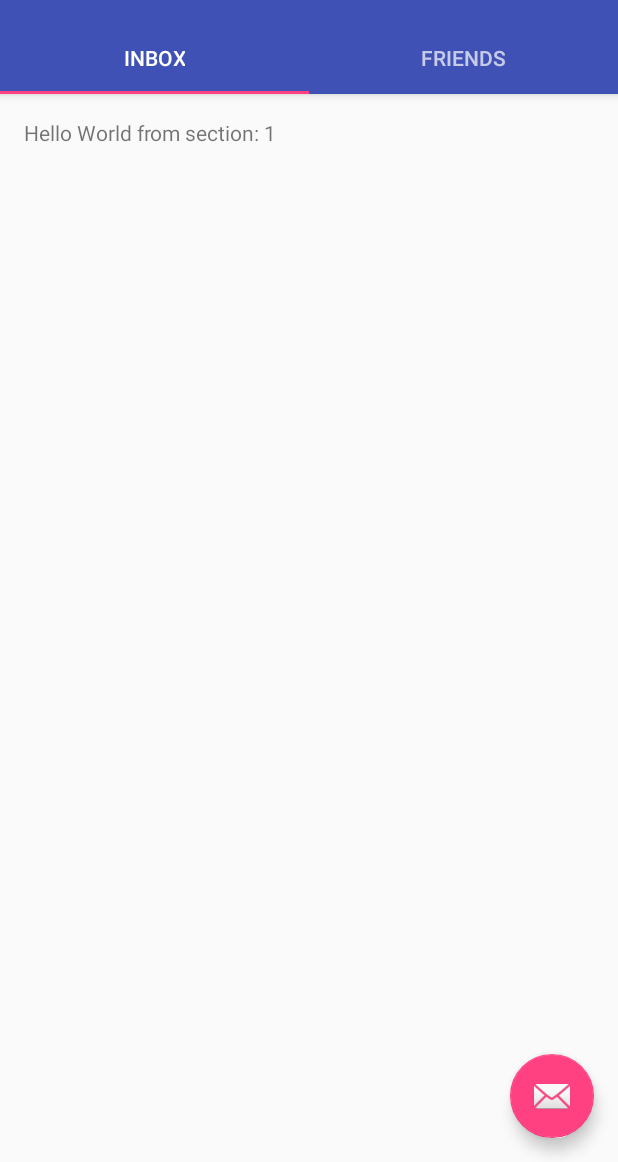
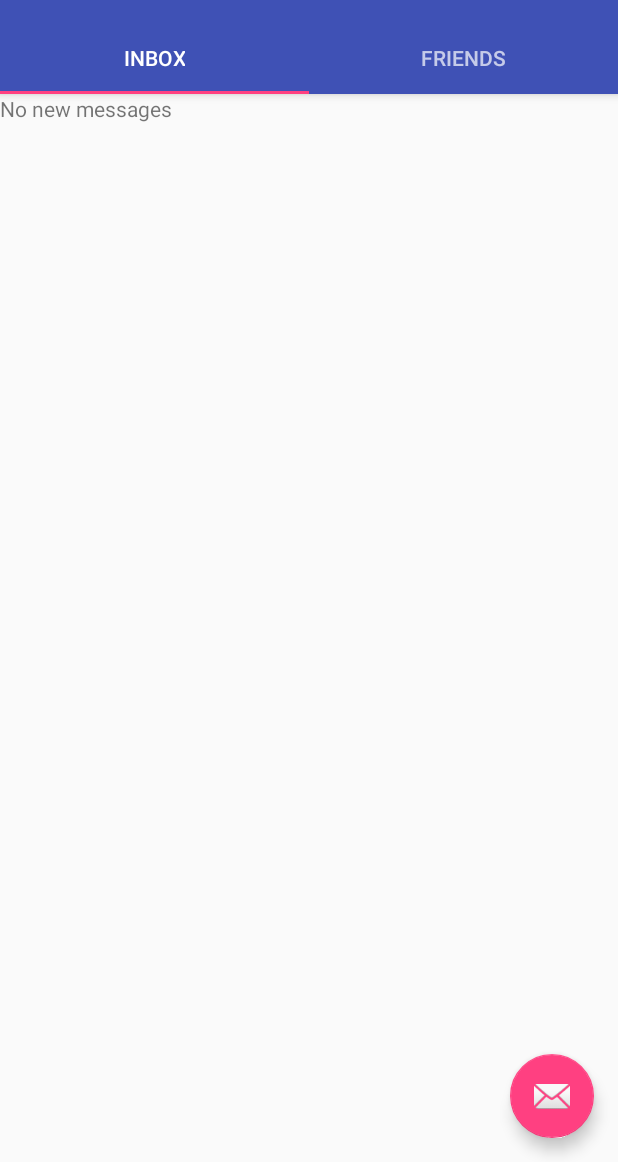
Before and after one commit to AubbsDev21/Hornet, an Android app: the screen it shows after launch (MainActivity), on a phone screen of 412 x 824 dp, the part 74-1236 px from its top. Run offline under Robolectric (Android 15) with nearby library versions, the phone set to English and light mode, and no system bars; libraries missing offline, so code that uses them is left out: com.parse; 13 statements that could not run were skipped.

Commit message:
added an edit friends class and layout also added things to the strings.xml

```diff
--- a/app/src/main/AndroidManifest.xml
+++ b/app/src/main/AndroidManifest.xml
@@ -36,6 +36,7 @@
             android:name="com.google.android.gms.version"
             android:value="@integer/google_play_services_version" />
 
+        <activity android:name=".EditFriends_Activity"></activity>
     </application>
 
 </manifest>
--- /dev/null
+++ b/app/src/main/java/com/example/aubre/hornet/FriendsFragment.java
@@ -0,0 +1,20 @@
+package com.example.aubre.hornet;
+
+import android.os.Bundle;
+import android.support.v4.app.Fragment;
+import android.view.LayoutInflater;
+import android.view.View;
+import android.view.ViewGroup;
+
+/**
+ * Created by Aubre on 1/22/2016.
+ */
+public class FriendsFragment extends Fragment {
+    @Override
+    public View onCreateView(LayoutInflater inflater, ViewGroup container,
+                             Bundle savedInstanceState) {
+        View rootView = inflater.inflate(R.layout.fragment_friends, container, false);
+
+        return rootView;
+    }
+}
--- /dev/null
+++ b/app/src/main/java/com/example/aubre/hornet/InboxFragment.java
@@ -0,0 +1,20 @@
+package com.example.aubre.hornet;
+
+import android.os.Bundle;
+import android.support.v4.app.Fragment;
+import android.view.LayoutInflater;
+import android.view.View;
+import android.view.ViewGroup;
+
+/**
+ * Created by Aubre on 1/22/2016.
+ */
+public class InboxFragment extends Fragment {
+    @Override
+    public View onCreateView(LayoutInflater inflater, ViewGroup container,
+                             Bundle savedInstanceState) {
+        View rootView = inflater.inflate(R.layout.fragment_inbox, container, false);
+
+        return rootView;
+    }
+}
--- a/app/src/main/java/com/example/aubre/hornet/MainActivity.java
+++ b/app/src/main/java/com/example/aubre/hornet/MainActivity.java
@@ -1,8 +1,5 @@
 package com.example.aubre.hornet;
 
-import android.app.ActionBar;
-import android.app.Activity;
-import android.content.Context;
 import android.content.Intent;
 import android.net.Uri;
 import android.os.Bundle;
@@ -29,8 +26,6 @@ import com.google.android.gms.appindexing.Action;
 import com.google.android.gms.appindexing.AppIndex;
 import com.google.android.gms.common.api.GoogleApiClient;
 import com.parse.ParseUser;
-
-import java.util.Locale;
 
 public class MainActivity extends AppCompatActivity {
     public static final String TAG = MainActivity.class.getSimpleName();
@@ -124,7 +119,11 @@ public class MainActivity extends AppCompatActivity {
             ParseUser.logOut();
             backtoLogin();
             return true;
+        } else if (id == R.id.action_edit_friends) {
+            Intent intent = new Intent(this, EditFriends_Activity.class);
+            startActivity(intent);
         }
+
 
         return super.onOptionsItemSelected(item);
     }
@@ -199,7 +198,7 @@ public class MainActivity extends AppCompatActivity {
         @Override
         public View onCreateView(LayoutInflater inflater, ViewGroup container,
                                  Bundle savedInstanceState) {
-            View rootView = inflater.inflate(R.layout.fragment_main, container, false);
+            View rootView = inflater.inflate(R.layout.fragment_inbox, container, false);
             TextView textView = (TextView) rootView.findViewById(R.id.section_label);
             textView.setText(getString(R.string.section_format, getArguments().getInt(ARG_SECTION_NUMBER)));
             return rootView;
@@ -223,7 +222,13 @@ public class MainActivity extends AppCompatActivity {
         public Fragment getItem(int position) {
             // getItem is called to instantiate the fragment for the given page.
             // Return a PlaceholderFragment (defined as a static inner class below).
-            return PlaceholderFragment.newInstance(position + 1);
+            switch (position){
+                case 0:
+                    return new InboxFragment();
+                case 1:
+                    return new FriendsFragment();
+            }
+            return null;
         }
 
         @Override
@@ -243,6 +248,7 @@ public class MainActivity extends AppCompatActivity {
 
             }
             return null;
+
         }
     }
 }
--- /dev/null
+++ b/app/src/main/res/layout/fragment_inbox.xml
@@ -0,0 +1,26 @@
+<RelativeLayout xmlns:android="http://schemas.android.com/apk/res/android"
+    xmlns:tools="http://schemas.android.com/tools"
+    android:layout_width="match_parent"
+    android:layout_height="match_parent"
+    tools:context="com.example.aubre.hornet.MainActivity$PlaceholderFragment">
+
+    <TextView
+        android:id="@+id/section_label"
+        android:layout_width="wrap_content"
+        android:layout_height="wrap_content" />
+
+    <ListView
+        android:layout_width="wrap_content"
+        android:layout_height="wrap_content"
+        android:id="@+id/Inbox_listv_iew"
+        android:layout_alignParentTop="true"
+        android:layout_alignParentLeft="true"
+        android:layout_alignParentStart="true" />
+
+    <TextView
+        android:id="@+id/empty_list"
+        android:layout_width="match_parent"
+        android:layout_height="wrap_content"
+        android:text="@string/emptylistmessage"/>
+
+</RelativeLayout>
--- a/app/src/main/res/layout/fragment_main.xml
+++ /dev/null
@@ -1,16 +0,0 @@
-<RelativeLayout xmlns:android="http://schemas.android.com/apk/res/android"
-    xmlns:tools="http://schemas.android.com/tools"
-    android:layout_width="match_parent"
-    android:layout_height="match_parent"
-    android:paddingBottom="@dimen/activity_vertical_margin"
-    android:paddingLeft="@dimen/activity_horizontal_margin"
-    android:paddingRight="@dimen/activity_horizontal_margin"
-    android:paddingTop="@dimen/activity_vertical_margin"
-    tools:context="com.example.aubre.hornet.MainActivity$PlaceholderFragment">
-
-    <TextView
-        android:id="@+id/section_label"
-        android:layout_width="wrap_content"
-        android:layout_height="wrap_content" />
-
-</RelativeLayout>
--- a/app/src/main/res/menu/menu_main.xml
+++ b/app/src/main/res/menu/menu_main.xml
@@ -7,4 +7,12 @@
         android:orderInCategory="100"
         android:title="@string/action_Logout"
         app:showAsAction="never" />
+
+    <item
+        android:id="@+id/action_edit_friends"
+        android:orderInCategory="100"
+        android:title="@string/action_editfriends"
+        app:showAsAction="never" />
+
+
 </menu>
--- a/app/src/main/res/values/strings.xml
+++ b/app/src/main/res/values/strings.xml
@@ -4,6 +4,7 @@
     <string name="section_format">Hello World from section: %1$d</string>
     <string name="title_activity_login">Sign in</string>
     <string name="action_Logout">Logout</string>
+    <string name="action_editfriends">Edit Friends</string>
 
     <!-- Strings related to login -->
     <string name="prompt_email">Email</string>
@@ -23,8 +24,12 @@
     <string name="ok_label">Ok</string>
     <string name="Login_error_message">Incorrect password or username! </string>
     <string name="Login_error_title">Login error</string>
+    <string name="Edit_friend_error">We/'re Sorry!</string>
+    <string name="Edit_friend_title">Opps!</string>
     <!-- Fragments -->
     <string name="title_Section1">Inbox</string>
     <string name="title_Section2">Friends</string>
     <string name="title_activity_main2">Main2Activity</string>
+    <string name="emptylistmessage">No new messages</string>
+    <string name="no_friends_message">No new friends</string>
 </resources>
```
Also changed, not shown: app/src/main/java/com/example/aubre/hornet/EditFriends_Activity.java (added, +64 -0 lines), app/src/main/java/com/example/aubre/hornet/ParseConstant.java (added, +12 -0 lines), app/src/main/res/layout/activity_edit_friends_.xml (added, +15 -0 lines), app/src/main/res/layout/fragment_friends.xml (added, +26 -0 lines).
